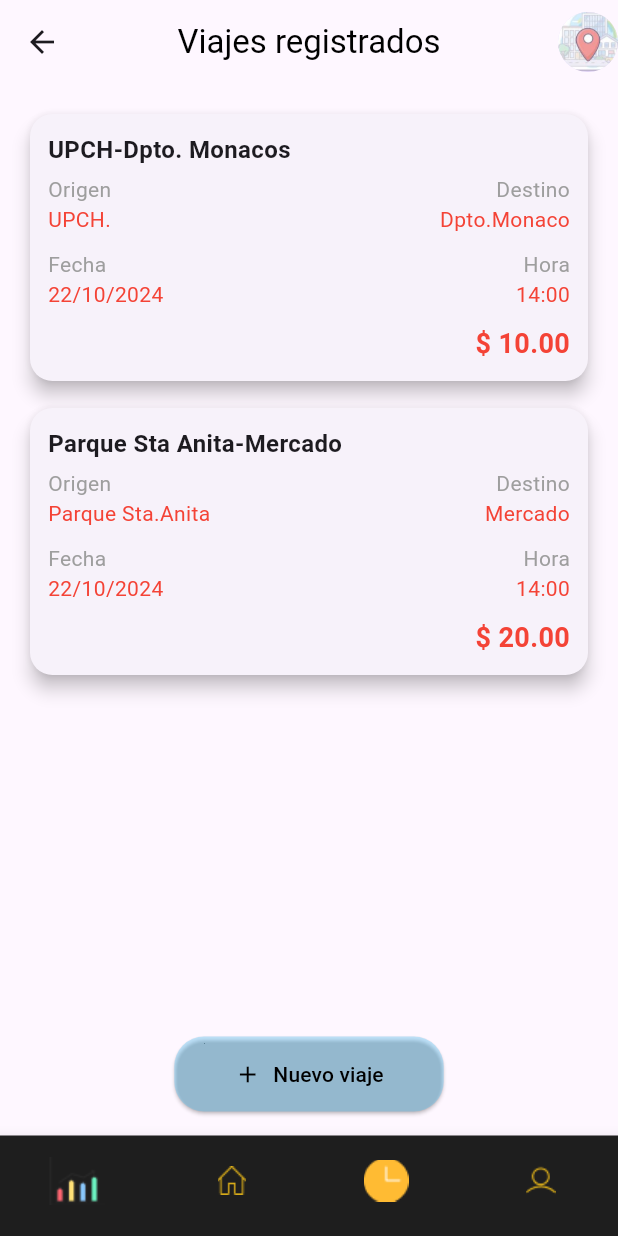
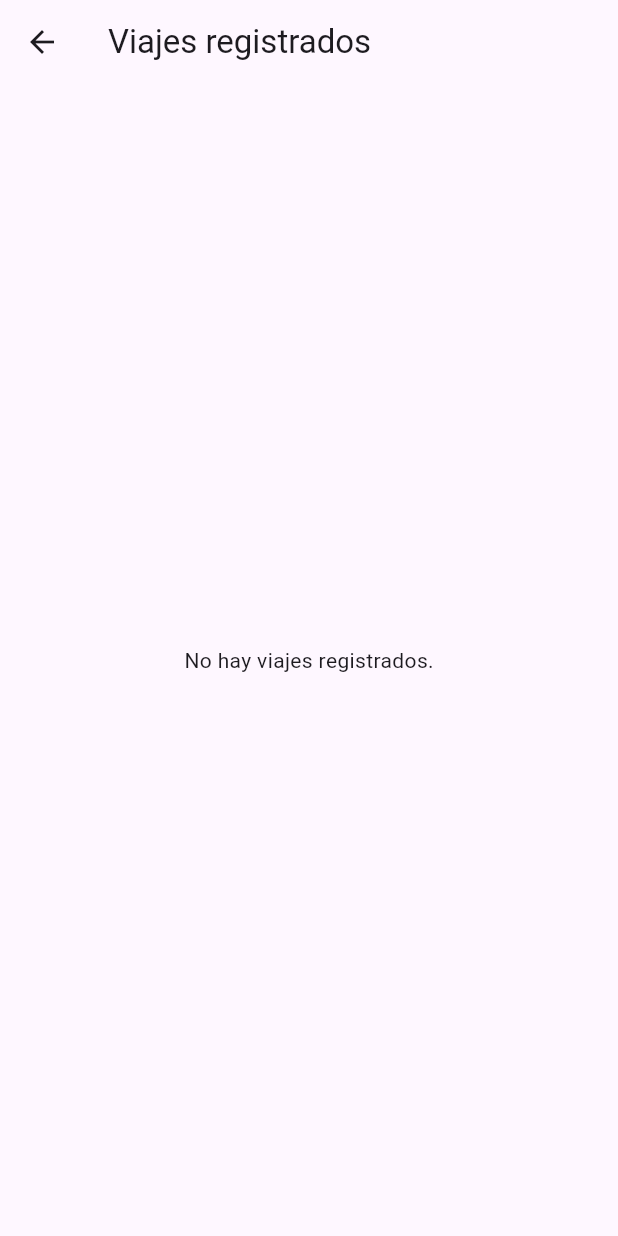
Before and after one commit to Villo29/jasaivoy, a Flutter app: the ViajesRegistradosScreen screen opened directly, on a phone screen of 412 x 824 dp. Run offline on Flutter 3.47's test engine with Material 3 defaults, Android fonts, the phone set to English and light mode, and no system bars; our stand-ins replace google_maps_flutter, image_picker, local_auth, location, permission_handler, shared_preferences and 1 more; accounts and stored records are empty.

Commit message:
Implementa la carga de viajes registrados desde el modelo de autenticación; agrega vista de mapa y lista para mostrar los viajes.

```diff
--- a/lib/pages/ViajesRegistradosPasajeros.dart
+++ b/lib/pages/ViajesRegistradosPasajeros.dart
@@ -1,166 +1,92 @@
 import 'package:flutter/material.dart';
-import 'package:jasaivoy/pages/JasaiVoyViajes.dart';
-import 'package:jasaivoy/pages/InformacionPasajeros.dart';
+import 'package:google_maps_flutter/google_maps_flutter.dart';
+import 'package:provider/provider.dart';
+import 'package:jasaivoy/pages/models/auth_model.dart';
 
 class ViajesRegistradosScreen extends StatefulWidget {
   const ViajesRegistradosScreen({super.key});
 
   @override
-  _ViajesRegistradosScreenState createState() => _ViajesRegistradosScreenState();
+  _ViajesRegistradosScreenState createState() =>
+      _ViajesRegistradosScreenState();
 }
 
 class _ViajesRegistradosScreenState extends State<ViajesRegistradosScreen> {
-  int _selectedIndex = 0; // Para mantener el índice seleccionado
+  List<dynamic> viajes = [];
+  bool isLoading = true;
 
-  void _onItemTapped(int index) {
-    if (index == 4) {
-      // Si el índice es 4, navega a la pantalla de perfil
-      Navigator.push(
-        context,
-        MaterialPageRoute(builder: (context) => const ProfileScreen()),
-      );
-    } else {
+  @override
+  void initState() {
+    super.initState();
+    fetchViajes();
+  }
+
+  Future<void> fetchViajes() async {
+    try {
+      final authModel = Provider.of<AuthModel>(context, listen: false);
+      final fetchedViajes = await authModel.fetchViajes();
       setState(() {
-        _selectedIndex = index;
+        viajes = fetchedViajes;
+        isLoading = false;
+      });
+    } catch (e) {
+      print('Error al cargar los viajes: $e');
+      setState(() {
+        isLoading = false;
       });
     }
   }
+
+  final Map<String, Widget Function(BuildContext, dynamic)> views = {
+    "mapView": (context, viaje) => _buildTravelCard(
+          context,
+          passengerName: viaje['passenger_name'],
+          startCoordinates: LatLng(
+            double.parse(viaje['start_latitude']),
+            double.parse(viaje['start_longitude']),
+          ),
+          destinationCoordinates: LatLng(
+            double.parse(viaje['destination_latitude']),
+            double.parse(viaje['destination_longitude']),
+          ),
+        ),
+    "listView": (context, viaje) => ListTile(
+          title: Text("Pasajero: ${viaje['passenger_name']}"),
+          subtitle: Text(
+              "Inicio: ${viaje['start_latitude']}, ${viaje['start_longitude']}\nDestino: ${viaje['destination_latitude']}, ${viaje['destination_longitude']}"),
+        ),
+  };
 
   @override
   Widget build(BuildContext context) {
     return Scaffold(
       appBar: AppBar(
-        backgroundColor: Colors.transparent,
-        elevation: 0,
-        title: const Text(
-          'Viajes registrados',
-          style: TextStyle(color: Colors.black),
-        ),
-        centerTitle: true,
-        actions: const [
-          CircleAvatar(
-            backgroundImage: AssetImage('assets/ImagenPasajero.png'),
-            radius: 20,
-          ),
-        ],
+        title: const Text('Viajes registrados'),
       ),
-      body: Padding(
-        padding: const EdgeInsets.all(16.0),
-        child: Column(
-          crossAxisAlignment: CrossAxisAlignment.start,
-          children: [
-            _buildTravelCard(
-              context,
-              title: 'UPCH-Dpto. Monacos',
-              origen: 'UPCH.',
-              destino: 'Dpto.Monaco',
-              fecha: '22/10/2024',
-              hora: '14:00',
-              precio: 10.00,
-            ),
-            const SizedBox(height: 10),
-            _buildTravelCard(
-              context,
-              title: 'Parque Sta Anita-Mercado',
-              origen: 'Parque Sta.Anita',
-              destino: 'Mercado',
-              fecha: '22/10/2024',
-              hora: '14:00',
-              precio: 20.00,
-            ),
-            const Spacer(),
-            Center(
-              child: ElevatedButton.icon(
-                onPressed: () {
-                  Navigator.push(
-                    context,
-                    MaterialPageRoute(builder: (context) => const MyApp()),
-                  );
-                },
-                icon: const Icon(Icons.add, color: Colors.black),
-                label:
-                    const Text('Nuevo viaje', style: TextStyle(color: Colors.black)),
-                style: ElevatedButton.styleFrom(
-                  backgroundColor: Colors.lightBlueAccent.withOpacity(0.3),
-                  padding: const EdgeInsets.symmetric(horizontal: 40, vertical: 15),
-                  shape: RoundedRectangleBorder(
-                    borderRadius: BorderRadius.circular(20),
-                  ),
+      body: isLoading
+          ? const Center(child: CircularProgressIndicator())
+          : viajes.isEmpty
+              ? const Center(
+                  child: Text('No hay viajes registrados.'),
+                )
+              : ListView.builder(
+                  itemCount: viajes.length,
+                  itemBuilder: (context, index) {
+                    final viaje = viajes[index];
+
+                    // Puedes cambiar "mapView" a "listView" para renderizar otra vista.
+                    return views["mapView"]!(context, viaje);
+                  },
                 ),
-              ),
-            ),
-          ],
-        ),
-      ),
-      bottomNavigationBar: BottomNavigationBar(
-
-        type: BottomNavigationBarType.fixed,
-        backgroundColor: const Color.fromARGB(255, 30, 30, 30),
-        items: <BottomNavigationBarItem>[
-          BottomNavigationBarItem(
-            icon: Image.asset('assets/icons/IcoNavBar2.png'),
-            label: '',
-          ),
-          BottomNavigationBarItem(
-            icon: Image.asset('assets/icons/IcoNavBar3.png'),
-            label: '',
-          ),
-          BottomNavigationBarItem(
-            icon: Image.asset('assets/icons/IcoNavBar4.png'),
-            label: '',
-          ),
-          BottomNavigationBarItem(
-            icon: Image.asset('assets/icons/IcoNavBar5.png'),
-            label: '',
-          ),
-        ],
-        currentIndex: _selectedIndex,
-        selectedItemColor: Colors.yellow,
-        unselectedItemColor: Colors.grey,
-        onTap: (int index) {
-          setState(() {
-            _selectedIndex = index;
-          });
-
-          // Maneja la redirección con if
-          if (index == 0) {
-            Navigator.push(
-              context,
-              MaterialPageRoute(builder: (context) => const GraphScreen()),
-            );
-          } else if (index == 1) {
-            Navigator.push(
-              context,
-              MaterialPageRoute(builder: (context) => const MyApp()),
-            );
-          } else if (index == 2) {
-            Navigator.push(
-              context,
-              MaterialPageRoute(
-                  builder: (context) => const ViajesRegistradosScreen()),
-            );
-          } else if (index == 3) {
-            Navigator.push(
-              context,
-              MaterialPageRoute(builder: (context) => const ProfileScreen()),
-            );
-          }
-        },
-        showSelectedLabels: false,
-        showUnselectedLabels: false,
-      ),
     );
   }
 
-  Widget _buildTravelCard(BuildContext context,
-      {required String title,
-      required String origen,
-      required String destino,
-      required String fecha,
-      required String hora,
-      required double precio}) {
+  static Widget _buildTravelCard(BuildContext context,
+      {required String passengerName,
+      required LatLng startCoordinates,
+      required LatLng destinationCoordinates}) {
     return Card(
-      elevation: 5,
+      margin: const EdgeInsets.all(8.0),
       shape: RoundedRectangleBorder(borderRadius: BorderRadius.circular(15)),
       child: Padding(
         padding: const EdgeInsets.all(12.0),
@@ -168,56 +94,30 @@ class _ViajesRegistradosScreenState extends State<ViajesRegistradosScreen> {
           crossAxisAlignment: CrossAxisAlignment.start,
           children: [
             Text(
-              title,
+              'Pasajero: $passengerName',
               style: const TextStyle(fontWeight: FontWeight.bold, fontSize: 16),
             ),
-            const SizedBox(height: 5),
-            Row(
-              mainAxisAlignment: MainAxisAlignment.spaceBetween,
-              children: [
-                Column(
-                  crossAxisAlignment: CrossAxisAlignment.start,
-                  children: [
-                    const Text('Origen', style: TextStyle(color: Colors.grey)),
-                    Text(origen, style: const TextStyle(color: Colors.red)),
-                  ],
+            const SizedBox(height: 10),
+            SizedBox(
+              height: 200,
+              child: GoogleMap(
+                initialCameraPosition: CameraPosition(
+                  target: startCoordinates,
+                  zoom: 15.0,
                 ),
-                Column(
-                  crossAxisAlignment: CrossAxisAlignment.end,
-                  children: [
-                    const Text('Destino', style: TextStyle(color: Colors.grey)),
-                    Text(destino, style: const TextStyle(color: Colors.red)),
-                  ],
-                ),
-              ],
-            ),
-            const SizedBox(height: 10),
-            const Row(
-              mainAxisAlignment: MainAxisAlignment.spaceBetween,
-              children: [
-                Text('Fecha', style: TextStyle(color: Colors.grey)),
-                Text('Hora', style: TextStyle(color: Colors.grey)),
-              ],
-            ),
-            Row(
-              mainAxisAlignment: MainAxisAlignment.spaceBetween,
-              children: [
-                Text(fecha, style: const TextStyle(color: Colors.red)),
-                Text(hora, style: const TextStyle(color: Colors.red)),
-              ],
-            ),
-            const SizedBox(height: 10),
-            Row(
-              mainAxisAlignment: MainAxisAlignment.end,
-              children: [
-                Text(
-                  '\$ ${precio.toStringAsFixed(2)}',
-                  style: const TextStyle(
-                      color: Colors.red,
-                      fontWeight: FontWeight.bold,
-                      fontSize: 18),
-                ),
-              ],
+                markers: {
+                  Marker(
+                    markerId: const MarkerId('start'),
+                    position: startCoordinates,
+                    infoWindow: const InfoWindow(title: 'Inicio del viaje'),
+                  ),
+                  Marker(
+                    markerId: const MarkerId('destination'),
+                    position: destinationCoordinates,
+                    infoWindow: const InfoWindow(title: 'Destino del viaje'),
+                  ),
+                },
+              ),
             ),
           ],
         ),
```
Also changed, not shown: lib/pages/models/auth_model.dart (+30 -0 lines).
